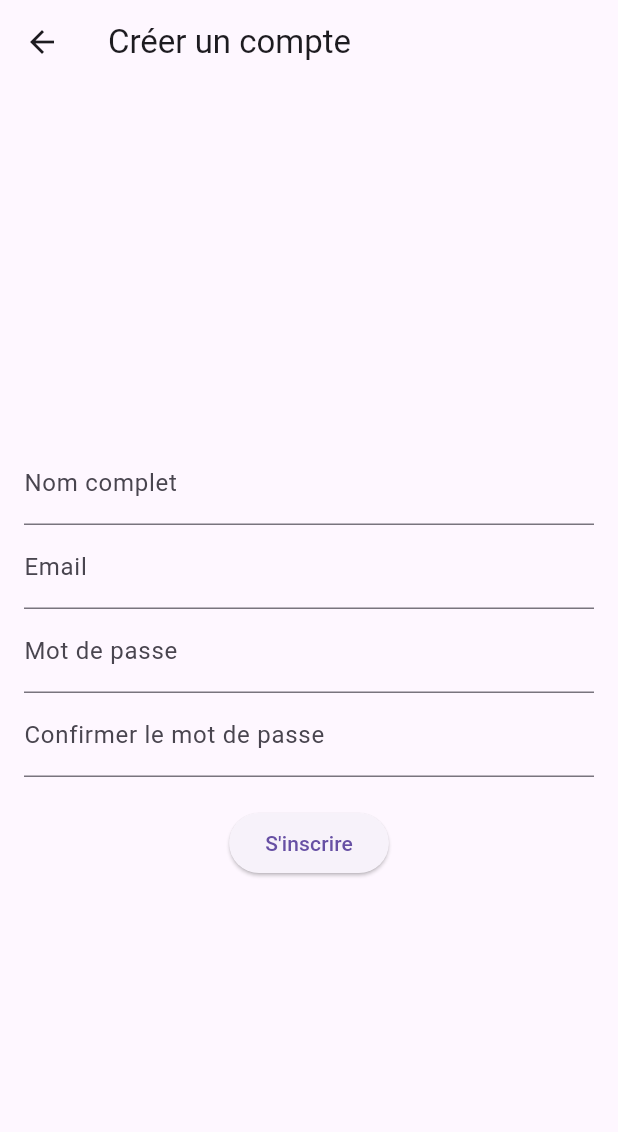
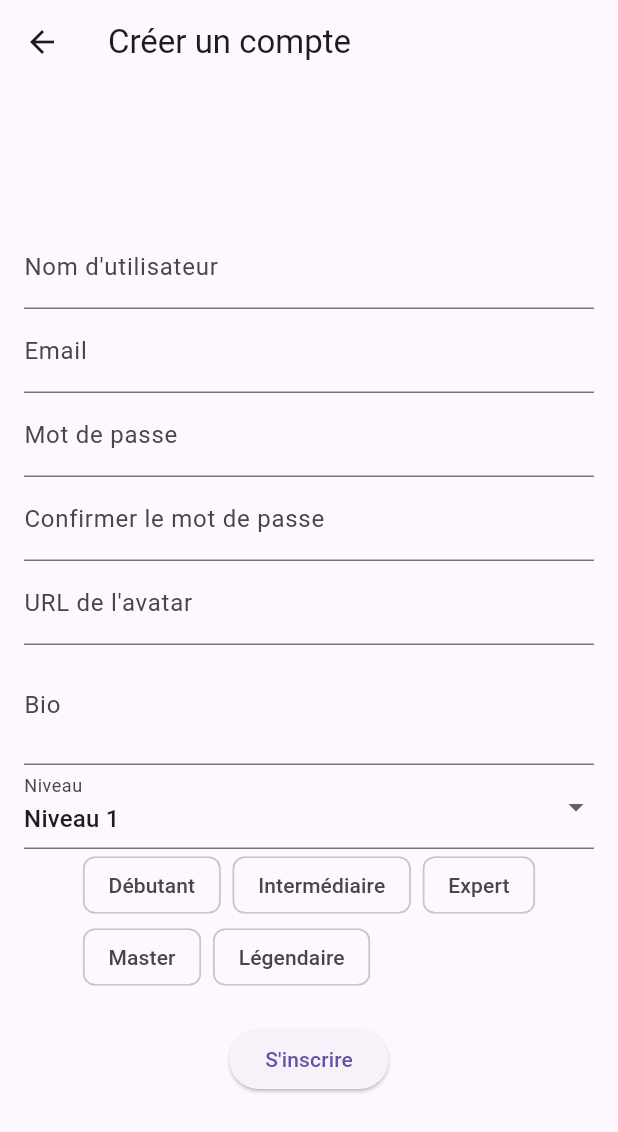
Before and after one commit to malekrmadi/influmap-mobile, a Flutter app: the SignupForm screen opened directly, on a phone screen of 412 x 824 dp. Shown: the top 1132 px of the screen. Run offline on Flutter 3.47's test engine with Material 3 defaults, Android fonts, the phone set to English and light mode, and no system bars; our stand-ins replace dartz, equatable, flutter_bloc, get_it.

Commit message:
sigupworksauf badges and level

```diff
--- a/lib/core/network/api_client.dart
+++ b/lib/core/network/api_client.dart
@@ -4,10 +4,11 @@ import 'dart:convert';
 class ApiClient {
   final String baseUrl = "http://10.0.2.2:5001"; // Backend base URL
   final String loginEndpoint = "/api/users/login"; // Login endpoint
+  final String signupEndpoint = "/api/users/signup"; // Signup endpoint
 
   // General method for making POST requests
   Future<Map<String, dynamic>> post(String endpoint, Map<String, dynamic> body) async {
-    final url = Uri.parse("$baseUrl$loginEndpoint"); // Full URL for the request
+    final url = Uri.parse("$baseUrl$endpoint"); // Full URL for the request
     print("🔹 Sending POST request to: $url");
     print("📤 Request Body: ${jsonEncode(body)}");
 
@@ -32,4 +33,16 @@ class ApiClient {
     print("🔍 Debug: login URL before calling post: $baseUrl$loginEndpoint");
     return await post(loginEndpoint, {"email": email, "password": password});
   }
+
+  // Signup function
+  Future<Map<String, dynamic>> signup(String username, String email, String password, String avatar, String bio) async {
+    print("🔍 Debug: signup URL before calling post: $baseUrl$signupEndpoint");
+    return await post(signupEndpoint, {
+      "username": username,
+      "email": email,
+      "password": password,
+      "avatar": avatar,
+      "bio": bio
+    });
+  }
 }
--- a/lib/modules/auth/data/models/user_model.dart
+++ b/lib/modules/auth/data/models/user_model.dart
@@ -6,14 +6,31 @@ class UserModel extends User {
     required String username,
     required String email,
     required String token,
-  }) : super(id: id, username: username, email: email, token: token);
+    required String avatar,
+    required String bio,
+    required int level,
+    required List<String> badges,
+  }) : super(
+          id: id,
+          username: username,
+          email: email,
+          token: token,
+          avatar: avatar,
+          bio: bio,
+          level: level,
+          badges: badges,
+        );
 
   factory UserModel.fromJson(Map<String, dynamic> json) {
     return UserModel(
-      id: json['_id'] ?? "", // L'API utilise "_id" au lieu de "id"
+      id: json['_id'] ?? "", // L'ID est stocké sous "_id"
       username: json['username'] ?? "Inconnu",
       email: json['email'] ?? "Aucun email",
-      token: json['token'] ?? "", // Vérifier si l'API renvoie bien ce champ
+      token: json['token'] ?? "", // Le token est parfois hors de l'objet "user"
+      avatar: json['avatar'] ?? "",
+      bio: json['bio'] ?? "",
+      level: json['level'] ?? 0,
+      badges: (json['badges'] as List<dynamic>?)?.map((e) => e.toString()).toList() ?? [],
     );
   }
 }
--- a/lib/modules/auth/data/repositories/auth_repository_impl.dart
+++ b/lib/modules/auth/data/repositories/auth_repository_impl.dart
@@ -21,9 +21,9 @@ class AuthRepositoryImpl implements AuthRepository {
   }
 
   @override
-  Future<Either<Failure, User>> signup(String username, String email, String password) async {
+  Future<Either<Failure, User>> signup(String username, String email, String password, String avatar ,String bio ,int level ,List<String> badges ) async {
     try {
-      final user = await remoteDataSource.signup(username, email, password);
+      final user = await remoteDataSource.signup(username, email, password , avatar , bio , level ,badges);
       return Right(user);
     } catch (e) {
       return Left(ServerFailure("Erreur lors de l'inscription : ${e.toString()}"));
--- a/lib/modules/auth/domain/entities/user.dart
+++ b/lib/modules/auth/domain/entities/user.dart
@@ -3,11 +3,19 @@ class User {
   final String username;
   final String email;
   final String token;
+  final String avatar;
+  final String bio;
+  final int level;
+  final List<String> badges;
 
   User({
     required this.id,
     required this.username,
     required this.email,
     required this.token,
+    required this.avatar,
+    required this.bio,
+    required this.level,
+    required this.badges,
   });
 }
--- a/lib/modules/auth/domain/repositories/auth_repository.dart
+++ b/lib/modules/auth/domain/repositories/auth_repository.dart
@@ -4,6 +4,6 @@ import 'package:dartz/dartz.dart';
 
 abstract class AuthRepository {
   Future<Either<Failure, User>> login(String email, String password);
-  Future<Either<Failure, User>> signup(String username, String email, String password);
+  Future<Either<Failure, User>> signup(String username, String email, String password, String avatar ,String bio ,int level ,List<String> badges);
   Future<Either<Failure, void>> logout();
 }
--- a/lib/modules/auth/presentation/bloc/auth_bloc.dart
+++ b/lib/modules/auth/presentation/bloc/auth_bloc.dart
@@ -30,7 +30,7 @@ class AuthBloc extends Bloc<AuthEvent, AuthState> {
 
   Future<void> _onSignupRequested(SignupRequested event, Emitter<AuthState> emit) async {
     emit(AuthLoading());
-    final result = await repository.signup(event.username, event.email, event.password);
+    final result = await repository.signup(event.username, event.email, event.password , event.avatar ,event.bio ,event.level ,event.badges);
     result.fold(
       (failure) => emit(AuthFailure("Signup Failed")),
       (user) => emit(AuthSuccess(user)),
--- a/lib/modules/auth/presentation/bloc/auth_event.dart
+++ b/lib/modules/auth/presentation/bloc/auth_event.dart
@@ -11,8 +11,12 @@ class SignupRequested extends AuthEvent {
   final String username;
   final String email;
   final String password;
+  final String avatar;
+  final String bio;
+  final int level;
+  final List<String> badges;
 
-  SignupRequested(this.username, this.email, this.password);
+  SignupRequested(this.username, this.email, this.password, this.avatar ,this.bio ,this.level ,this.badges);
 }
 
 class LogoutRequested extends AuthEvent {}
--- a/lib/modules/auth/presentation/pages/signup_page.dart
+++ b/lib/modules/auth/presentation/pages/signup_page.dart
@@ -5,11 +5,25 @@ import 'package:flutter/material.dart';
 import 'package:flutter_bloc/flutter_bloc.dart';
 import 'dashboard_page.dart';
 
-class SignupForm extends StatelessWidget {
-  final TextEditingController nameController = TextEditingController();
+class SignupForm extends StatefulWidget {
+  @override
+  _SignupFormState createState() => _SignupFormState();
+}
+
+class _SignupFormState extends State<SignupForm> {
+  final TextEditingController usernameController = TextEditingController();
   final TextEditingController emailController = TextEditingController();
   final TextEditingController passwordController = TextEditingController();
   final TextEditingController confirmPasswordController = TextEditingController();
+  final TextEditingController avatarController = TextEditingController();
+  final TextEditingController bioController = TextEditingController();
+
+  int selectedLevel = 1; // Niveau par défaut
+  List<String> selectedBadges = []; // Liste des badges sélectionnés
+
+  final List<String> availableBadges = [
+    "Débutant", "Intermédiaire", "Expert", "Master", "Légendaire"
+  ];
 
   @override
   Widget build(BuildContext context) {
@@ -21,12 +35,13 @@ class SignupForm extends StatelessWidget {
           mainAxisAlignment: MainAxisAlignment.center,
           children: [
             TextField(
-              controller: nameController,
-              decoration: InputDecoration(labelText: "Nom complet"),
+              controller: usernameController,
+              decoration: InputDecoration(labelText: "Nom d'utilisateur"),
             ),
             TextField(
               controller: emailController,
               decoration: InputDecoration(labelText: "Email"),
+              keyboardType: TextInputType.emailAddress,
             ),
             TextField(
               controller: passwordController,
@@ -38,10 +53,57 @@ class SignupForm extends StatelessWidget {
               decoration: InputDecoration(labelText: "Confirmer le mot de passe"),
               obscureText: true,
             ),
+            TextField(
+              controller: avatarController,
+              decoration: InputDecoration(labelText: "URL de l'avatar"),
+            ),
+            TextField(
+              controller: bioController,
+              decoration: InputDecoration(labelText: "Bio"),
+              maxLines: 2,
+            ),
+
+            // Sélection du niveau
+            DropdownButtonFormField<int>(
+              value: selectedLevel,
+              decoration: InputDecoration(labelText: "Niveau"),
+              items: List.generate(5, (index) => index + 1)
+                  .map((level) => DropdownMenuItem(
+                        value: level,
+                        child: Text("Niveau $level"),
+                      ))
+                  .toList(),
+              onChanged: (value) {
+                setState(() {
+                  selectedLevel = value!;
+                });
+              },
+            ),
+
+            // Sélection des badges
+            Wrap(
+              spacing: 8.0,
+              children: availableBadges.map((badge) {
+                final isSelected = selectedBadges.contains(badge);
+                return ChoiceChip(
+                  label: Text(badge),
+                  selected: isSelected,
+                  onSelected: (selected) {
+                    setState(() {
+                      if (selected) {
+                        selectedBadges.add(badge);
+                      } else {
+                        selectedBadges.remove(badge);
+                      }
+                    });
+                  },
+                );
+              }).toList(),
+            ),
+
             SizedBox(height: 20),
             ElevatedButton(
               onPressed: () {
-                // Vérification que les mots de passe correspondent
                 if (passwordController.text != confirmPasswordController.text) {
                   ScaffoldMessenger.of(context).showSnackBar(
                     SnackBar(content: Text("Les mots de passe ne correspondent pas")),
@@ -49,21 +111,24 @@ class SignupForm extends StatelessWidget {
                   return;
                 }
 
-                // Déclencher l'événement SignupRequested
                 context.read<AuthBloc>().add(
                   SignupRequested(
-                    nameController.text,
+                    usernameController.text,
                     emailController.text,
                     passwordController.text,
+                    avatarController.text,
+                    bioController.text,
+                    selectedLevel,
+                    selectedBadges,
                   ),
                 );
               },
               child: Text("S'inscrire"),
             ),
+
             BlocListener<AuthBloc, AuthState>(
               listener: (context, state) {
                 if (state is AuthSuccess) {
-                  // Naviguer vers le dashboard en cas de succès
                   Navigator.pushReplacement(
                     context,
                     MaterialPageRoute(
```
Also changed, not shown: lib/modules/auth/data/datasources/auth_remote_data_source.dart (+15 -6 lines).
